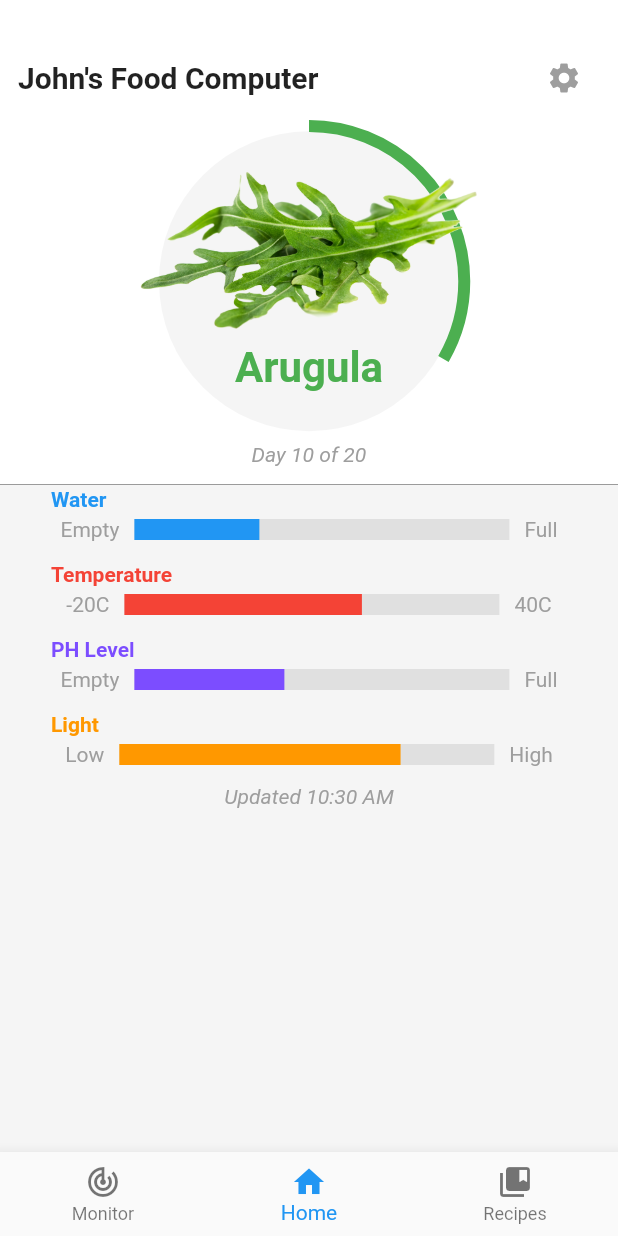
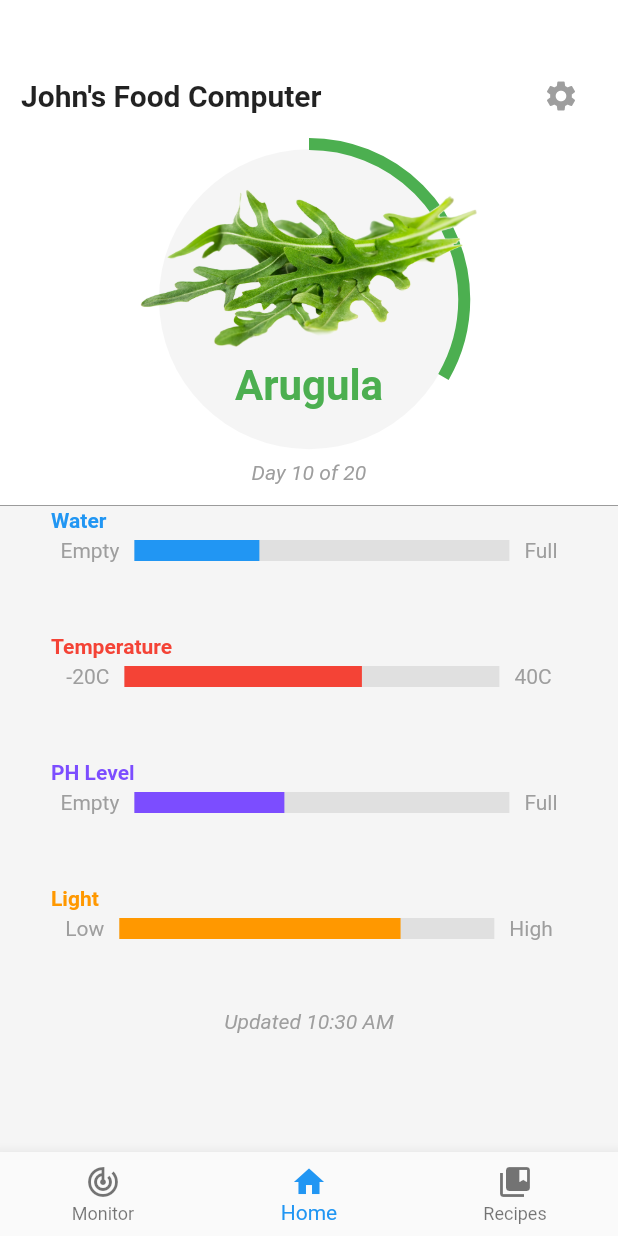
Before and after one commit to e-simpson/Open-Ag-Mobile, a Flutter app: the Home screen opened by its route, on a phone screen of 412 x 824 dp. Run offline on Flutter 3.47's test engine with Material 2 defaults, Android fonts, the phone set to English and light mode, and no system bars; drawn by our look-alikes of percent_indicator; our stand-ins replace carousel_slider, shared_preferences, sqflite; missing offline and left inert: screentheme; accounts and stored records are empty.

Commit message:
added recipe list mock up added recipe row fixed rounded text field changed some styling to iOS tested iOS build

```diff
--- a/lib/routes/Home.dart
+++ b/lib/routes/Home.dart
@@ -1,8 +1,11 @@
 import 'package:flutter/cupertino.dart';
 import 'package:flutter/material.dart';
+import 'package:open_ag_mobile/components/RecipeRow.dart';
+import 'package:open_ag_mobile/components/RoundedTextField.dart';
 import 'package:open_ag_mobile/entities/FoodComputer.dart';
 import 'package:open_ag_mobile/entities/FoodComputerData.dart';
 import 'package:open_ag_mobile/entities/Recipe.dart';
+import 'package:open_ag_mobile/routes/CreateRecipe.dart';
 import 'package:open_ag_mobile/routes/RecipeList.dart';
 import 'package:open_ag_mobile/tools/ui.dart';
 import 'package:percent_indicator/percent_indicator.dart';
@@ -20,6 +23,9 @@ class HomeState extends State<Home> {
   FoodComputer foodComputer;
   Recipe activeRecipe;
   FoodComputerData latestFoodComputerData;
+
+  TextEditingController searchController = TextEditingController();
+
 
   void loadFoodComputer(){
     //TODO redo
@@ -69,6 +75,10 @@ class HomeState extends State<Home> {
     Navigator.of(context).push(CupertinoPageRoute<bool>(builder: (context) => RecipeList()));
   }
 
+  void openCreateRecipe(){
+    Navigator.of(context).push(CupertinoPageRoute<bool>(builder: (context) => CreateRecipe()));
+  }
+
 
 
 
@@ -77,11 +87,13 @@ class HomeState extends State<Home> {
   Widget build(BuildContext context) {
     Color primary = Theme.of(context).primaryColor;
 
+
+    //TODO turn into component
     Widget header = Container(color: Colors.white,
-        child: Padding(padding: const EdgeInsets.all(12.0),
+        child: Padding(padding: const EdgeInsets.all(14.0),
           child: Column(crossAxisAlignment: CrossAxisAlignment.start,
             children: <Widget>[
-              Padding(padding: const EdgeInsets.only(top: 16.0)),
+              Padding(padding: const EdgeInsets.only(top: 26.0)),
               Row(
                 children: <Widget>[
                   Expanded(child: Text(foodComputer.title, style: TextStyle(color: Colors.black87, fontWeight: FontWeight.bold, fontSize: 20.0), textAlign: TextAlign.start)),
@@ -120,7 +132,6 @@ class HomeState extends State<Home> {
         )
     );
 
-
     Widget stats = Column(mainAxisSize: MainAxisSize.max, mainAxisAlignment: MainAxisAlignment.spaceEvenly, crossAxisAlignment: CrossAxisAlignment.center,
       children: <Widget>[
         NamedProgressBar("Water", 20, 60, Colors.blue, "Empty", "Full"),
@@ -141,21 +152,75 @@ class HomeState extends State<Home> {
       )
     );
 
-
-    Widget monitor = Container();
-
-    Widget recipes = Container();
-
     Widget home = Column(children: <Widget>[
       header,
       Divider(height:0.0, color: Colors.black38),
       refreshableStats,
-//      Expanded(child: Container(child: stats))
     ]);
+    //TODO turn into component
+
+
+
+
+
+
+
+
+
+    //TODO turn into component
+    Widget monitor = Container();
+    //TODO turn into component
+
+
+
+
+    //TODO turn into component
+    Widget recipeTopBar = CupertinoNavigationBar(
+      backgroundColor: Colors.white,
+      middle: Text("Growth Recipes"),
+      trailing: CupertinoButton(child: Icon(Icons.add, color: primary), onPressed: openCreateRecipe, padding: const EdgeInsetsDirectional.fromSTEB(0.0, 0.0, 10.0, 0.0)),
+//      leading: CupertinoButton(child: Icon(Icons.search, color: primary), onPressed: (){}, padding: const EdgeInsetsDirectional.fromSTEB(10.0, 0.0, 0.0, 0.0)),
+      padding: const EdgeInsetsDirectional.fromSTEB(6.0, 0.0, 6.0, 0.0),
+    );
+
+
+    Widget recipeList = Expanded(child:
+      Container(child:
+        ListView(padding: const EdgeInsetsDirectional.fromSTEB(6.0, 0.0, 6.0, 0.0),
+          children: <Widget>[
+            Padding(padding: const EdgeInsets.only(top:16.0, bottom: 8.0, left: 16.0, right: 16.0),
+              child: RoundedTextField(icon: Icons.search, placeholder: "Search", controller: searchController),
+            ),
+            RecipeRow(recipeId: 1, title: "Arugula", image: "assets/arugula.png"),
+            RecipeRow(recipeId: 1, title: "Spinach", image: "assets/arugula.png"),
+            RecipeRow(recipeId: 1, title: "Carrots", image: "assets/arugula.png"),
+            RecipeRow(recipeId: 1, title: "Pineapple", image: "assets/arugula.png"),
+            RecipeRow(recipeId: 1, title: "Celery", image: "assets/arugula.png"),
+            RecipeRow(recipeId: 1, title: "Cilantro", image: "assets/arugula.png"),
+            RecipeRow(recipeId: 1, title: "Brussel Sprouts", image: "assets/arugula.png"),
+          ]
+        )
+      )
+    );
+
+    Widget recipes = Column(children: <Widget>[
+      recipeTopBar,
+      recipeList
+    ]);
+    //TODO turn into component
+
+
+
+
+
+
+
+
+
+
 
     Widget bottomBar = BottomNavigationBar(
-      currentIndex: _navigationIndex,
-      onTap: (int i){setState(() {_navigationIndex = i;});},
+      currentIndex: _navigationIndex, onTap: (int i){setState(() {_navigationIndex = i;});},
       items: [
         BottomNavigationBarItem(icon: Icon(Icons.track_changes), title: Text("Monitor")),
         BottomNavigationBarItem(icon: Icon(Icons.home), title: Text("Home")),
@@ -164,10 +229,12 @@ class HomeState extends State<Home> {
     );
 
     return Scaffold(
-        resizeToAvoidBottomPadding: false,
-        backgroundColor: Colors.grey[100],
-        body: _navigationIndex == 0 ? monitor : _navigationIndex == 1 ? home : recipes,
-        bottomNavigationBar: bottomBar,
+      resizeToAvoidBottomPadding: false,
+      backgroundColor: Colors.grey[100],
+      body: _navigationIndex == 0 ? monitor :
+            _navigationIndex == 1 ? home :
+            recipes,
+      bottomNavigationBar: bottomBar,
     );
   }
 }
--- a/lib/routes/RecipeList.dart
+++ b/lib/routes/RecipeList.dart
@@ -29,6 +29,7 @@ class RecipeListState extends State<RecipeList> {
 
     return Scaffold(
       resizeToAvoidBottomPadding: false,
+      backgroundColor: Colors.grey[100],
       appBar: appBar,
     );
   }
--- a/lib/tools/ui.dart
+++ b/lib/tools/ui.dart
@@ -16,7 +16,7 @@ Widget FullWidthCupertinoButton(String text, Function onPressed, Color color){
 }
 
 Widget NamedProgressBar(String name, int value, int max, Color color, String minText, String maxText){
-  return Padding(padding: const EdgeInsets.only(left: 34.0, right: 34.0, top: 2.0, bottom: 12.0),
+  return Padding(padding: const EdgeInsets.only(left: 34.0, right: 34.0, top: 2.0, bottom: 46.0),
     child: Column(
       children: <Widget>[
         Row(mainAxisSize: MainAxisSize.max, mainAxisAlignment: MainAxisAlignment.start,
--- a/pubspec.yaml
+++ b/pubspec.yaml
@@ -30,7 +30,7 @@ dependencies:
 #  url_launcher: ^3.0.1
 #  advanced_share: any
 #  share: ^0.4.0
-  simple_permissions: ^0.1.5
+#  simple_permissions: ^0.1.5
 #  launch_review: ^1.0.1
 
 dev_dependencies:
```
Also changed, not shown: lib/components/RecipeRow.dart (added, +35 -0 lines), lib/components/RoundedTextField.dart (added, +29 -0 lines), lib/routes/CreateRecipe.dart (+3 -5 lines), lib/routes/Setup.dart (+3 -18 lines), 3 other files.
